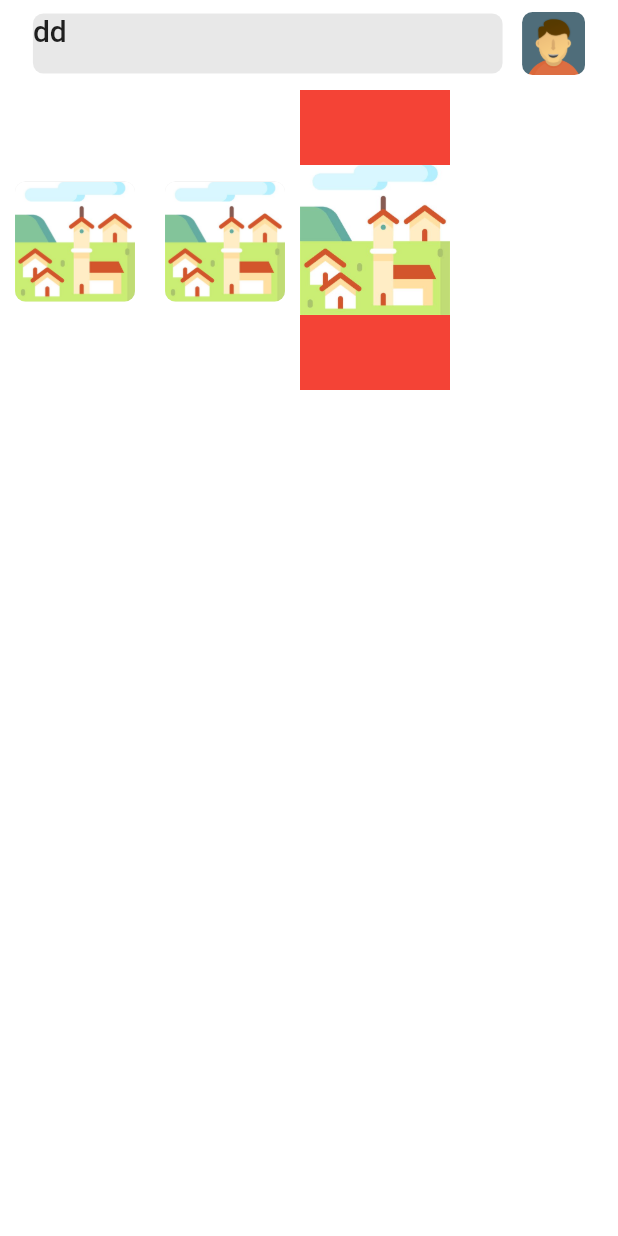
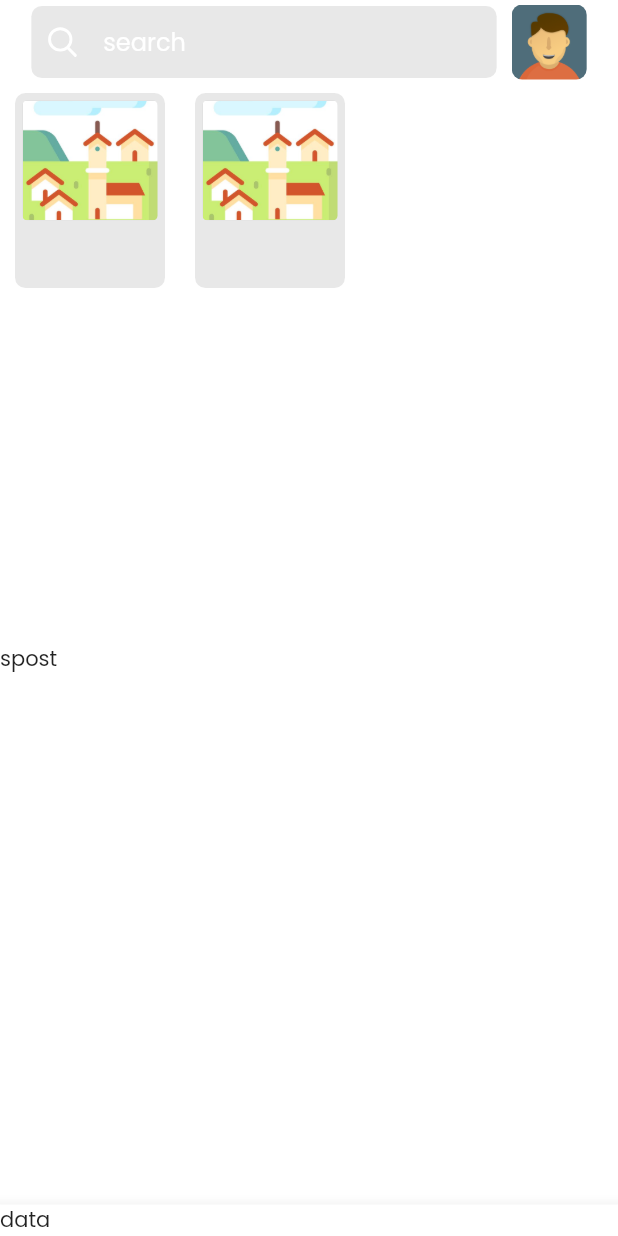
Before and after one commit to umkl/neighboroo, a Flutter app: the screen it shows after launch, on a phone screen of 412 x 824 dp. Run offline on Flutter 3.47's test engine with Material 2 defaults, Android fonts, the phone set to English and light mode, and no system bars; our stand-ins replace flutter_svg, google_fonts; statements that could not run were skipped.

Commit message:
feed element

```diff
--- a/lib/components/feed.dart
+++ b/lib/components/feed.dart
@@ -0,0 +1,33 @@
+
+
+import 'package:flutter/material.dart';
+import 'package:flutter/rendering.dart';
+import 'package:neighboroo/models/user.dart';
+
+class Feed extends StatelessWidget {
+  @override
+  Widget build(BuildContext context) {
+    return Container(
+      height: MediaQuery.of(context).size.height*0.6,
+      width: MediaQuery.of(context).size.width*1,
+      decoration: ,
+      child: Row(children: <Widget>[
+        FeedChild()
+      ],)
+    );
+  }
+}
+
+class FeedChild extends StatelessWidget {
+  DateTime time;
+  User user;
+
+  FeedChild([this.time, this.user]);
+
+  @override
+  Widget build(BuildContext context) {
+    return Container(
+      child: Text("spost")
+    );
+  }
+}
--- a/lib/components/head.dart
+++ b/lib/components/head.dart
@@ -1,4 +1,5 @@
 import 'package:flutter/material.dart';
+import 'package:flutter_svg/svg.dart';
 import 'package:neighboroo/constants.dart';
 
 class HeadBar extends StatelessWidget {
@@ -7,28 +8,58 @@ class HeadBar extends StatelessWidget {
     return AppBar(
       elevation: 0,
       title:
-          Row(
-          mainAxisAlignment: MainAxisAlignment.center, children: <Widget>[
-        Container(
-          margin: new EdgeInsets.only(
-              bottom: 0.0, top: 2.0, left: 0.0, right: 10.0),
-          width: MediaQuery.of(context).size.width * 0.76,
-          height: 40.0,
-          decoration: BoxDecoration(
-            borderRadius: BorderRadius.all(Radius.circular(7)),
-            color: box_color,
-          ),
-          child: Text("dd"),
+          Row(mainAxisAlignment: MainAxisAlignment.center, children: <Widget>[
+        Column(
+          children: <Widget>[
+            Container(
+              margin: new EdgeInsets.only(right: 10.0),
+              padding: EdgeInsets.symmetric(
+                horizontal: 10.0,
+                vertical: 0.0,
+              ),
+              width: MediaQuery.of(context).size.width * 0.753,
+
+              decoration: BoxDecoration(
+                borderRadius: BorderRadius.all(Radius.circular(7)),
+                color: box_color,
+              ),
+              child: TextField(
+
+                style: TextStyle(
+                  color: Colors.white,
+                ),
+                decoration: InputDecoration(
+                    border: InputBorder.none,
+                    contentPadding: EdgeInsets.only(top: 0.0),
+                    icon: SvgPicture.asset("assets/icons/spec.svg",
+                    width: 22.0,
+                    height: 22.0,
+                  ),
+                  focusColor: Colors.blue,
+                  fillColor: Colors.black,
+                  enabledBorder: InputBorder.none,
+                  focusedBorder: InputBorder.none,
+
+                  hintText: "search",
+                  hintStyle: TextStyle(
+                    color: Colors.white,
+
+                  ),
+
+                ),
+              ),
+            ),
+          ],
         ),
         Container(
-          margin: new EdgeInsets.only(
-              bottom: 0.0, top: 2.0, left: 3.0, right: 0.0),
+          margin:
+              new EdgeInsets.only(bottom: 0.0, top: 0.0, left: 0.0, right: 0.0),
           child: ClipRRect(
             borderRadius: BorderRadius.all(Radius.circular(7)),
             child: Image(
               image: AssetImage('assets/images/nb-profilepic.png'),
-              width: 42.0,
-              height: 42.0,
+              width: 50.0,
+              height: 50.0,
             ),
           ),
         ),
--- a/lib/components/village.dart
+++ b/lib/components/village.dart
@@ -4,6 +4,10 @@ import '../constants.dart';
 
 class Village extends StatelessWidget {
   String imagePath;
+  String name;
+  double neighboroos;
+  double size;
+
 
   Village({this.imagePath});
 
@@ -12,18 +16,29 @@ class Village extends StatelessWidget {
     return Container(
       margin: new EdgeInsets.only(
           bottom: 0.0, top: 2.0, left: 10.0, right: 10.0),
-      width: 80,
-      height: 80,
+      width: 100,
+      height: 130,
+      padding: EdgeInsets.all(4.0),
       decoration: BoxDecoration(
         borderRadius: BorderRadius.all(Radius.circular(7)),
         color: box_color,
       ),
-      child: ClipRRect(
-        borderRadius: BorderRadius.all(Radius.circular(7)),
-        child: Image(
-          image: AssetImage(imagePath),
-          width: 10.0,
-          height: 10.0,
+      child: Container(
+        margin: new EdgeInsets.only(
+          bottom:  MediaQuery.of(context).size.height* 0.05, top:1.0, left: 1.0, right: 1.0),
+        decoration: BoxDecoration(
+        borderRadius: BorderRadius.all(Radius.circular(3)),
+        color: box_color,
+      ),
+        child: ClipRRect(
+          borderRadius: BorderRadius.all(Radius.circular(3)),
+
+          child: Image(
+            image: AssetImage(imagePath),
+            width: 10.0,
+            height: 10.0,
+            fit: BoxFit.cover
+          ),
         ),
       ),
     );
--- a/lib/screens/main_screen.dart
+++ b/lib/screens/main_screen.dart
@@ -1,4 +1,6 @@
 import 'package:flutter/material.dart';
+import 'package:flutter_svg/svg.dart';
+import 'package:neighboroo/components/feed.dart';
 import 'package:neighboroo/components/village.dart';
 import 'package:neighboroo/constants.dart';
 import 'package:neighboroo/components/head.dart';
@@ -12,29 +14,25 @@ class MainScreen extends StatelessWidget {
           preferredSize: Size.fromHeight(60.0),
           child: HeadBar(),
         ),
-        body: Row(
-          mainAxisAlignment: MainAxisAlignment.start,
-          crossAxisAlignment: CrossAxisAlignment.center,
-          children: <Widget> [
-            Village(imagePath: 'assets/images/nb-village.jpg'),
-            Village(imagePath: 'assets/images/nb-village.jpg'),
-
-            Container(
-              width: 100.0,
-              height: 200.0,
-              decoration: BoxDecoration(
-                color: Colors.red,
-              ),
-              child: ClipRRect(
-        borderRadius: BorderRadius.all(Radius.circular(7)),
-        child: Image(
-          image: AssetImage('assets/images/nb-village.jpg'),
-          width: 100.0,
-          height: 100.0,
+        bottomNavigationBar: BottomAppBar(
+          child: Text("data"),
         ),
-              ),
+        body: Column(
+          children: <Widget>[
+            Row(
+              mainAxisAlignment: MainAxisAlignment.start,
+              crossAxisAlignment: CrossAxisAlignment.center,
+              children: <Widget> [
+                Village(imagePath: 'assets/images/nb-village.jpg'),
+                Village(imagePath: 'assets/images/nb-village.jpg'),
+            ]
             ),
-        ]
+            Column(
+              children: <Widget>[
+                Feed()
+              ]
+            )
+          ],
         )
         );
   }
```
Also changed, not shown: assets/icons/spec.svg (added), lib/components/nav.dart (added).
